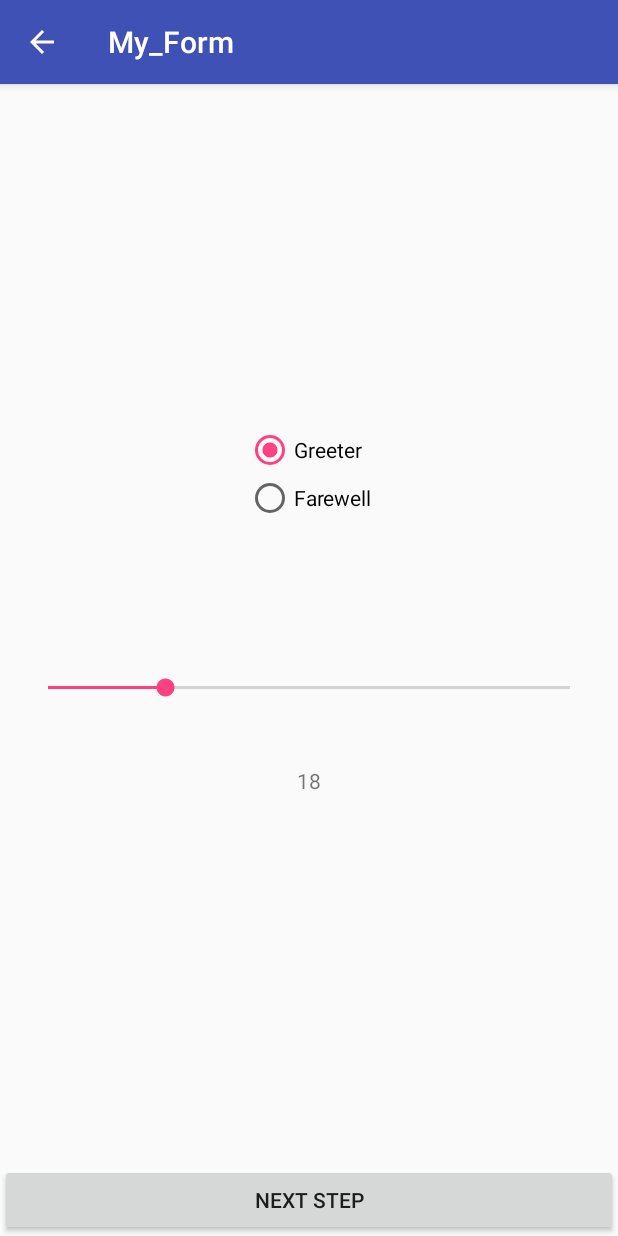
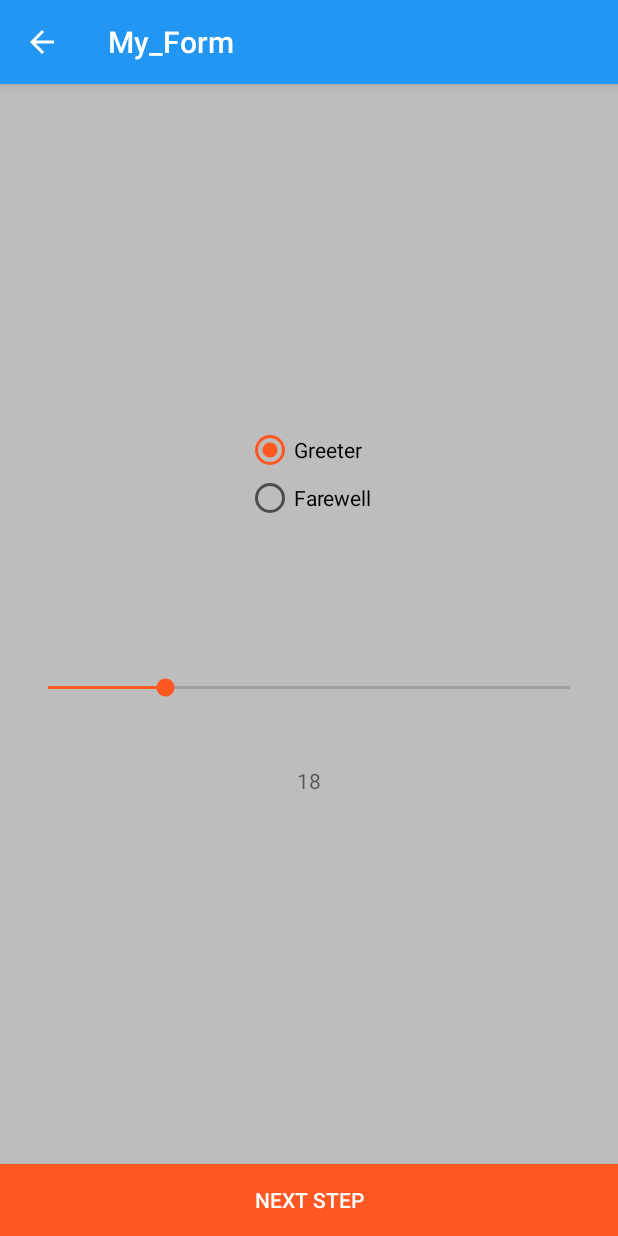
Before and after one commit to german-jongewaard/My_Form, an Android app: the SecondActivity screen opened directly, with no data from a screen before it, on a phone screen of 412 x 824 dp. Run offline under Robolectric (Android 15) with nearby library versions, the phone set to English and light mode, and no system bars.

Commit message:
first commit.

```diff
--- a/app/src/main/java/dev/com/jongewaard/my_form/MainActivity.java
+++ b/app/src/main/java/dev/com/jongewaard/my_form/MainActivity.java
@@ -21,12 +21,12 @@ public class MainActivity extends AppCompatActivity {
         setContentView(R.layout.activity_main);
 
         // Forzar el logo, en todas las versiones android
-        getSupportActionBar().setLogo(R.mipmap.ic_form);
+        getSupportActionBar().setLogo(R.mipmap.form);
         getSupportActionBar().setDisplayUseLogoEnabled(true);
 
         //Forzar y cargar  icono en el Action Bar
         getSupportActionBar().setDisplayShowHomeEnabled(true);
-        getSupportActionBar().setIcon(R.mipmap.ic_form);
+        getSupportActionBar().setIcon(R.mipmap.form);
 
         // Instanciamos los elementos de la UI con sus referencias
         eTxt_Intro_Name = findViewById(R.id.editText_Intro_Name);
--- a/app/src/main/res/layout/activity_main.xml
+++ b/app/src/main/res/layout/activity_main.xml
@@ -4,6 +4,7 @@
     xmlns:tools="http://schemas.android.com/tools"
     android:layout_width="match_parent"
     android:layout_height="match_parent"
+    android:background="@color/colorFondo"
     tools:context="dev.com.jongewaard.my_form.MainActivity" >
 
 
@@ -12,7 +13,9 @@
         android:layout_width="0dp"
         android:layout_height="wrap_content"
         android:layout_marginTop="8dp"
-        android:text="Next Step"
+        android:background="@color/colorAccent"
+        android:text="Next step"
+        android:textColor="#FFF"
         app:layout_constraintBottom_toBottomOf="parent"
         app:layout_constraintEnd_toEndOf="parent"
         app:layout_constraintHorizontal_bias="0.0"
--- a/app/src/main/res/layout/activity_second.xml
+++ b/app/src/main/res/layout/activity_second.xml
@@ -4,7 +4,8 @@
     xmlns:app="http://schemas.android.com/apk/res-auto"
     xmlns:tools="http://schemas.android.com/tools"
     android:layout_width="match_parent"
-    android:layout_height="match_parent">
+    android:layout_height="match_parent"
+    android:background="@color/colorFondo">
 
     <RadioGroup
         android:id="@+id/RadioButton_Group"
@@ -76,7 +77,9 @@
         android:layout_width="0dp"
         android:layout_height="wrap_content"
         android:layout_marginTop="8dp"
-        android:text="Next Step"
+        android:text="Next step"
+        android:background="@color/colorAccent"
+        android:textColor="#FFF"
         app:layout_constraintBottom_toBottomOf="parent"
         app:layout_constraintEnd_toEndOf="parent"
         app:layout_constraintStart_toStartOf="parent"
--- a/app/src/main/res/layout/activity_third.xml
+++ b/app/src/main/res/layout/activity_third.xml
@@ -4,7 +4,8 @@
     xmlns:app="http://schemas.android.com/apk/res-auto"
     xmlns:tools="http://schemas.android.com/tools"
     android:layout_width="match_parent"
-    android:layout_height="match_parent">
+    android:layout_height="match_parent"
+    android:background="@color/colorFondo">
 
     <ImageButton
         android:id="@+id/buttonConfirm"
@@ -26,6 +27,8 @@
         android:layout_height="wrap_content"
         android:layout_marginTop="8dp"
         android:text="Share"
+        android:background="@color/colorAccent"
+        android:textColor="#FFF"
         app:layout_constraintBottom_toBottomOf="parent"
         app:layout_constraintEnd_toEndOf="parent"
         app:layout_constraintStart_toStartOf="parent"
--- a/app/src/main/res/values/colors.xml
+++ b/app/src/main/res/values/colors.xml
@@ -1,6 +1,7 @@
 <?xml version="1.0" encoding="utf-8"?>
 <resources>
-    <color name="colorPrimary">#3F51B5</color>
-    <color name="colorPrimaryDark">#303F9F</color>
-    <color name="colorAccent">#FF4081</color>
+    <color name="colorPrimary">#2196f3</color>
+    <color name="colorPrimaryDark">#1976d2</color>
+    <color name="colorAccent">#ff5722</color>
+    <color name="colorFondo">#BDBDBD</color>
 </resources>
```
Also changed, not shown: app/src/main/java/dev/com/jongewaard/my_form/SecondActivity.java (+7 -4 lines), app/src/main/res/mipmap-hdpi/form.png (added).
